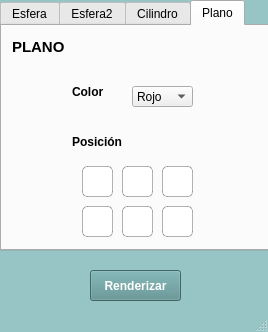
The window that InterfazFinal.ui (Shad0wCrow/GraficacionEsferas) describes before a commit, drawn with Qt 5.
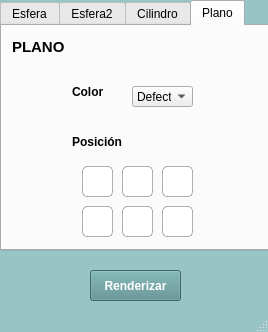
The same window after the commit. The open tabs and pages were chosen to show the change.

Patch:
```diff
--- a/InterfazFinal.ui
+++ b/InterfazFinal.ui
@@ -1011,7 +1011,7 @@
       </property>
       <item>
        <property name="text">
-        <string>Rojo</string>
+        <string>Defecto</string>
        </property>
       </item>
       <item>
```
Left out of the diff: 84 changed lines with no effect on the pictures.
